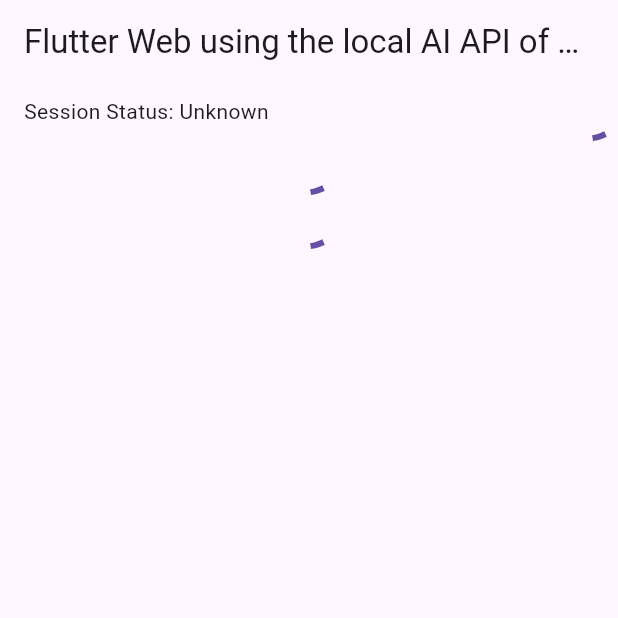
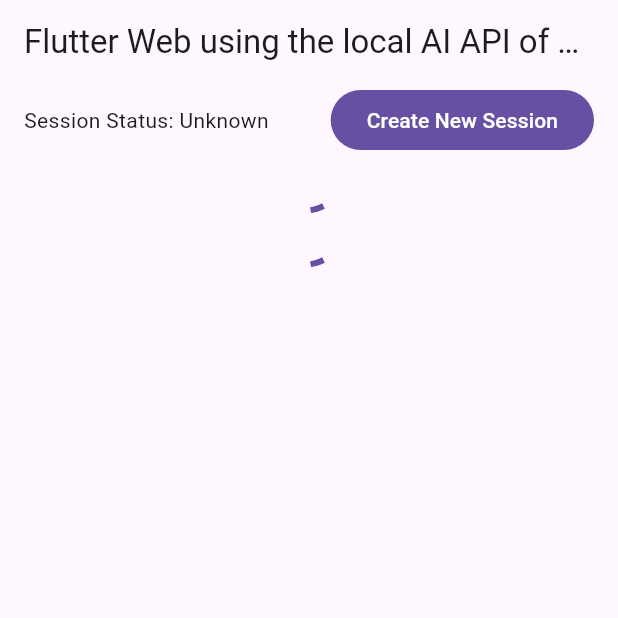
Before and after one commit to yeikel16/chrome_ai_api, a Flutter app: the screen it shows after launch, on a phone screen of 412 x 824 dp, the top half of it. Run offline on Flutter 3.47's test engine with Material 3 defaults, Android fonts, the phone set to English and light mode, and no system bars; missing offline and left inert: dart:js_interop.

Commit message:
perf(example): allow create more text session

```diff
--- a/example/lib/main.dart
+++ b/example/lib/main.dart
@@ -68,21 +68,7 @@
                         ),
                       ),
                       const SizedBox(height: 6),
-                      Builder(
-                        builder: (context) {
-                          final isLoading = promptNotifier.loading;
-                          final hasSession = promptNotifier.session != null;
-
-                          if (isLoading && !hasSession) {
-                            return const Center(
-                                child: CircularProgressIndicator());
-                          }
-
-                          if (hasSession) {
-                            return const SizedBox.shrink();
-                          }
-
-                          return Padding(
+                      Padding(
                         padding: const EdgeInsets.symmetric(horizontal: 16),
                         child: FilledButton(
                           child: const Text('Create New Session'),
@@ -90,8 +76,6 @@
                             promptNotifier.createSession();
                           },
                         ),
-                          );
-                        },
                       ),
                     ],
                   ),
@@ -217,6 +201,7 @@
     notifyListeners();
 
     try {
+      aiResponse = '';
       session = await _chromePromptApiPlugin.createTextSession();
     } on PlatformException {
       sessionStatus = 'Failed to create session.';
```
Lines whose indentation alone changed are shown as unchanged.
